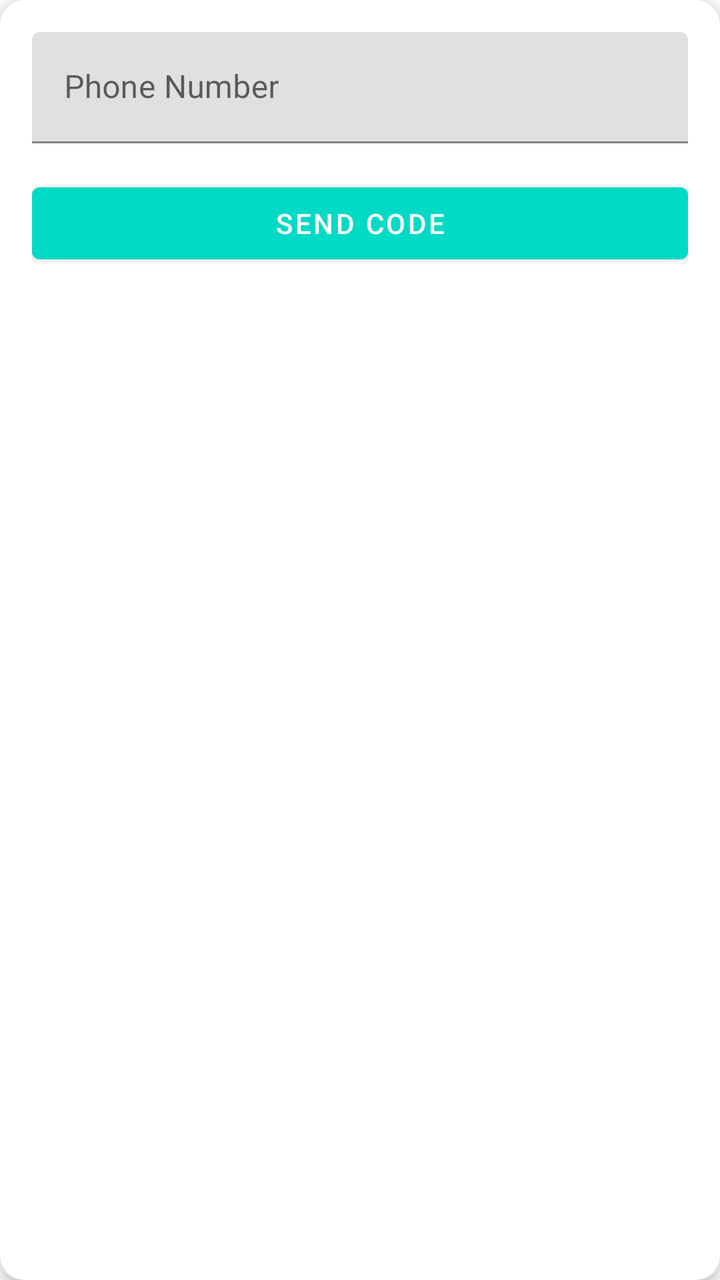
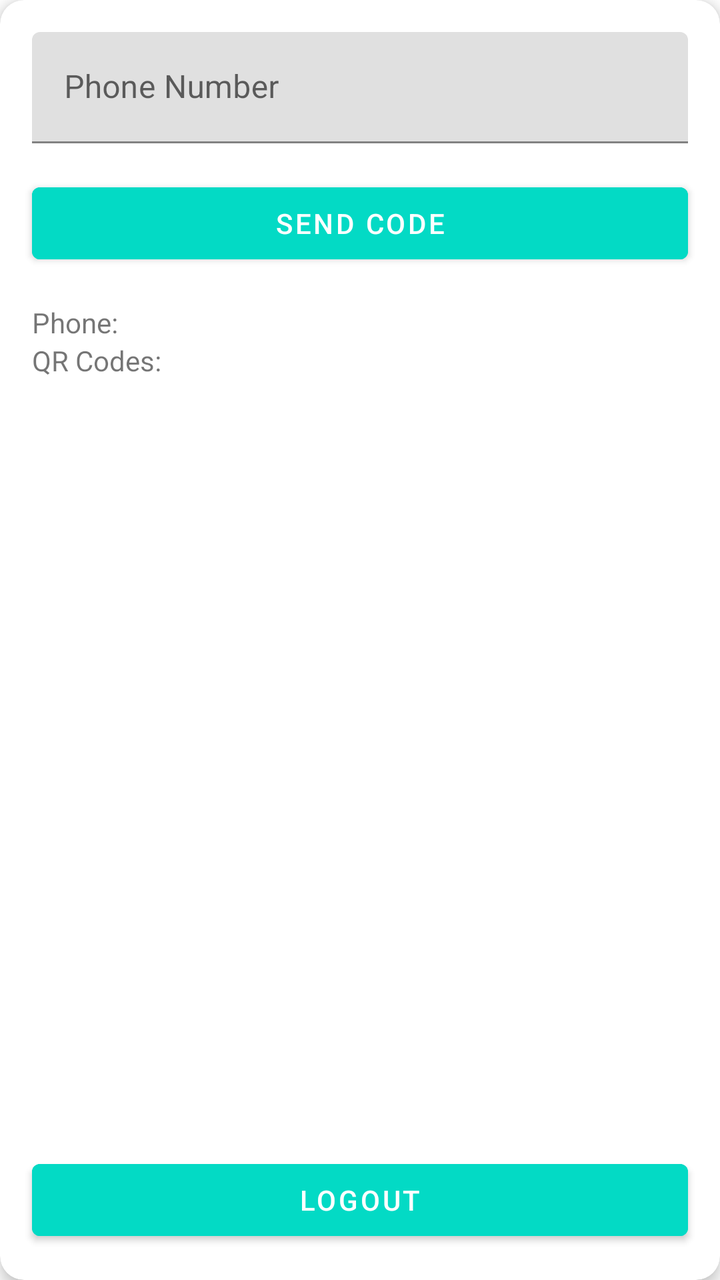

Two renders of the same Android screen: before a commit and after it. Below are the layout's source before the change and the commit's diff.
<!-- AndroidManifest.xml: application theme AppTheme -->
<!-- res/layout/fragment_login.xml -->
<com.google.android.material.card.MaterialCardView
    xmlns:android="http://schemas.android.com/apk/res/android"
    xmlns:app="http://schemas.android.com/apk/res-auto"
    android:layout_width="match_parent"
    android:layout_height="wrap_content"
    android:layout_margin="16dp"
    app:cardCornerRadius="12dp"
    app:cardElevation="4dp">

    <LinearLayout
        android:layout_width="match_parent"
        android:layout_height="wrap_content"
        android:orientation="vertical"
        android:padding="16dp">

        <com.google.android.material.textfield.TextInputLayout
            android:layout_width="match_parent"
            android:layout_height="wrap_content"
            android:hint="Phone Number">

            <com.google.android.material.textfield.TextInputEditText
                android:id="@+id/phoneInput"
                android:layout_width="match_parent"
                android:layout_height="wrap_content"
                android:inputType="phone" />
        </com.google.android.material.textfield.TextInputLayout>

        <com.google.android.material.button.MaterialButton
            android:id="@+id/sendCodeButton"
            android:layout_width="match_parent"
            android:layout_height="wrap_content"
            android:layout_marginTop="16dp"
            android:text="Send Code"
            style="@style/CustomButtonStyle" />

    </LinearLayout>
</com.google.android.material.card.MaterialCardView>
<!-- resources referenced by this layout -->
<resources>
  <style name="CustomButtonStyle" parent="Widget.MaterialComponents.Button">
          <item name="android:backgroundTint">@color/teal_200</item>
          <item name="android:textColor">@color/white</item>
      </style>
  <style name="AppTheme" parent="Theme.MaterialComponents.DayNight.DarkActionBar">
          
          <item name="colorPrimary">@color/purple_500</item>
          <item name="colorPrimaryVariant">@color/purple_700</item>
          <item name="colorOnPrimary">@color/white</item>
          <item name="colorSecondary">@color/teal_200</item>
          <item name="colorSurface">@color/white</item>
      </style>
  <color name="teal_200">#FF03DAC5</color>
  <color name="white">#FFFFFFFF</color>
  <color name="purple_500">#FF6200EE</color>
  <color name="purple_700">#FF3700B3</color>
</resources>

<!-- the commit's change to res/layout/fragment_login.xml (unified diff, before → after) -->
@@ -2,36 +2,91 @@
     xmlns:android="http://schemas.android.com/apk/res/android"
     xmlns:app="http://schemas.android.com/apk/res-auto"
     android:layout_width="match_parent"
-    android:layout_height="wrap_content"
+    android:layout_height="match_parent"
     android:layout_margin="16dp"
     app:cardCornerRadius="12dp"
     app:cardElevation="4dp">
 
-    <LinearLayout
+    <FrameLayout
         android:layout_width="match_parent"
-        android:layout_height="wrap_content"
-        android:orientation="vertical"
-        android:padding="16dp">
+        android:layout_height="match_parent">
 
-        <com.google.android.material.textfield.TextInputLayout
+        <LinearLayout
+            android:id="@+id/contentLayout"
+            android:layout_width="match_parent"
+            android:layout_height="match_parent"
+            android:orientation="vertical"
+            android:padding="16dp"
+            android:layout_gravity="top"
+            android:clipToPadding="false"
+            android:paddingBottom="72dp">
+
+            
+            
+
+            <com.google.android.material.textfield.TextInputLayout
+                android:layout_width="match_parent"
+                android:layout_height="wrap_content"
+                android:hint="Phone Number">
+                <com.google.android.material.textfield.TextInputEditText
+                    android:id="@+id/phoneInput"
+                    android:layout_width="match_parent"
+                    android:layout_height="wrap_content"
+                    android:inputType="phone" />
+            </com.google.android.material.textfield.TextInputLayout>
+
+            <com.google.android.material.button.MaterialButton
+                android:id="@+id/sendCodeButton"
+                style="@style/CustomButtonStyle"
+                android:layout_width="match_parent"
+                android:layout_height="wrap_content"
+                android:layout_marginTop="16dp"
+                android:text="Send Code" />
+
+            <com.google.android.material.textfield.TextInputLayout
+                android:layout_width="match_parent"
+                android:layout_height="wrap_content"
+                android:layout_marginTop="16dp"
+                android:hint="Verification Code">
+                <com.google.android.material.textfield.TextInputEditText
+                    android:id="@+id/codeInput"
+                    android:layout_width="match_parent"
+                    android:layout_height="wrap_content"
+                    android:inputType="number"
+                    android:visibility="gone" />
+            </com.google.android.material.textfield.TextInputLayout>
+
+            <com.google.android.material.button.MaterialButton
+                android:id="@+id/verifyButton"
+                style="@style/CustomButtonStyle"
+                android:layout_width="match_parent"
+                android:layout_height="wrap_content"
+                android:layout_marginTop="16dp"
+                android:text="Verify Code"
+                android:visibility="gone" />
+
+            <TextView
+                android:id="@+id/phoneNumberTextView"
+                android:layout_width="wrap_content"
+                android:layout_height="wrap_content"
+                android:text="Phone: " />
+
+            <TextView
+                android:id="@+id/qrCodeCountTextView"
+                android:layout_width="wrap_content"
+                android:layout_height="wrap_content"
+                android:text="QR Codes: " />
+
+        </LinearLayout>
+
+        <com.google.android.material.button.MaterialButton
+            android:id="@+id/logoutButton"
+            style="@style/CustomButtonStyle"
             android:layout_width="match_parent"
             android:layout_height="wrap_content"
-            android:hint="Phone Number">
+            android:layout_gravity="bottom"
+            android:layout_margin="16dp"
+            android:text="Logout" />
 
-            <com.google.android.material.textfield.TextInputEditText
-                android:id="@+id/phoneInput"
-                android:layout_width="match_parent"
-                android:layout_height="wrap_content"
-                android:inputType="phone" />
-        </com.google.android.material.textfield.TextInputLayout>
-
-        <com.google.android.material.button.MaterialButton
-            android:id="@+id/sendCodeButton"
-            android:layout_width="match_parent"
-            android:layout_height="wrap_content"
-            android:layout_marginTop="16dp"
-            android:text="Send Code"
-            style="@style/CustomButtonStyle" />
-
-    </LinearLayout>
+    </FrameLayout>
 </com.google.android.material.card.MaterialCardView>
